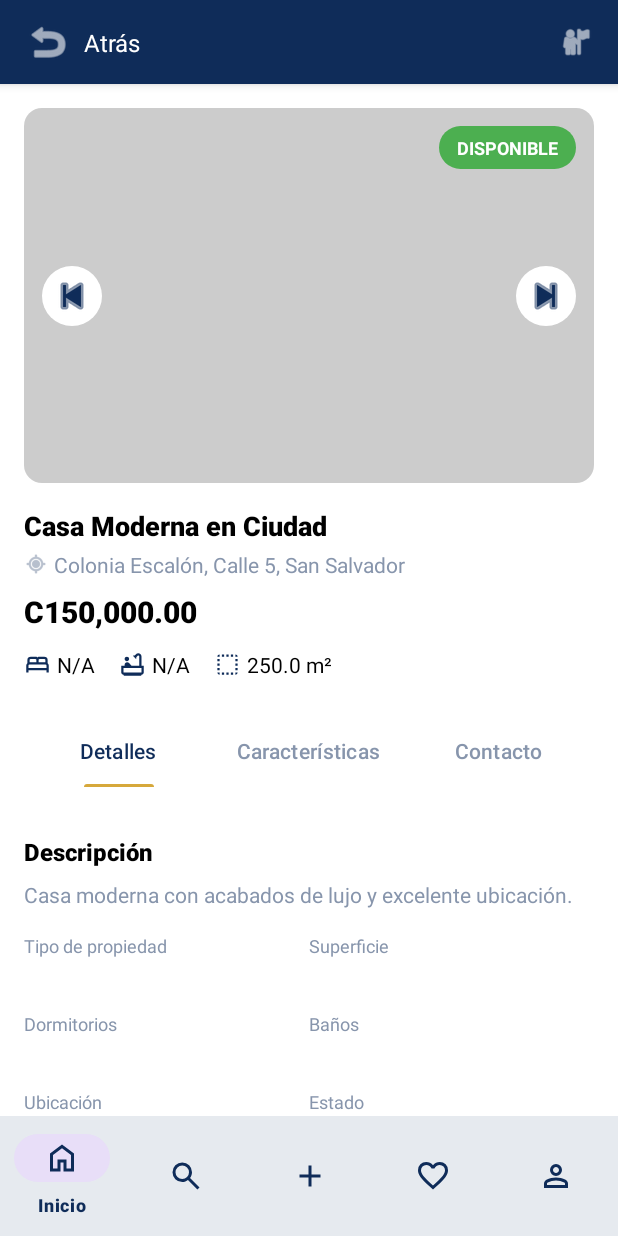
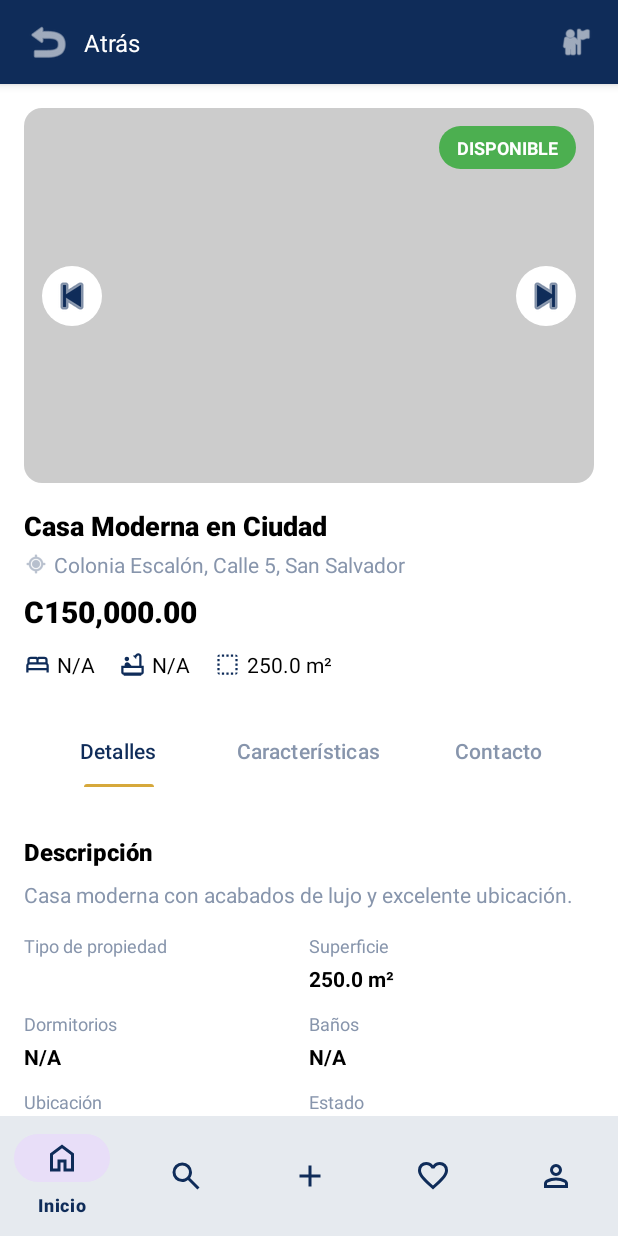
Before and after one commit to EdMendez00/ProyectoPDM2025GT2Grupo3VentadeBienesRaces, an Android app: the screen it shows after launch once a user with an empty profile is signed in (PropiedadDetalleActivity), after a tap on "Casa Moderna en Ciudad", on a phone screen of 412 x 824 dp. Run offline under Robolectric (Android 15) with nearby library versions, the light colour scheme and no system bars; our stand-ins replace Firebase (no records; nobody signed in at launch, a user with empty details on screens opened directly), Room's generated code; pictures from the network do not load.

Commit message:
Agrega tipo de propiedad y detalles adicionales en la pantalla de detalle. #8

```diff
--- a/app/src/main/java/com/example/proyectopdm2025_gt2_grupo3_ventadebienesraces/PropiedadDetalleActivity.kt
+++ b/app/src/main/java/com/example/proyectopdm2025_gt2_grupo3_ventadebienesraces/PropiedadDetalleActivity.kt
@@ -61,6 +61,14 @@ class PropiedadDetalleActivity : AppCompatActivity() {
         layoutDetalles = findViewById(R.id.layoutDetalles)
         layoutCaracteristicas = findViewById(R.id.layoutCaracteristicas)
         layoutContacto = findViewById(R.id.layoutContacto)
+
+        // Referencias a los TextView de detalles adicionales
+        val tvTipoPropiedad = findViewById<TextView>(R.id.tvTipoPropiedad)
+        val tvSuperficie = findViewById<TextView>(R.id.tvSuperficie)
+        val tvDormitoriosDetalle = findViewById<TextView>(R.id.tvDormitoriosDetalle)
+        val tvBanosDetalle = findViewById<TextView>(R.id.tvBanosDetalle)
+        val tvUbicacionDetalle = findViewById<TextView>(R.id.tvUbicacionDetalle)
+        val tvEstadoDetalle = findViewById<TextView>(R.id.tvEstadoDetalle)
 
         // Configurar el botón de retroceso
         btnBack.setOnClickListener {
@@ -134,6 +142,14 @@ class PropiedadDetalleActivity : AppCompatActivity() {
         tvBanos.text = if (banos > 0) "$banos" else "N/A"
         tvArea.text = "$area m²"
 
+        // Asignar valores a los detalles adicionales
+        tvTipoPropiedad.text = intent.getStringExtra("PROPIEDAD_TIPO") ?: "N/A"
+        tvSuperficie.text = if (area > 0) "$area m²" else "N/A"
+        tvDormitoriosDetalle.text = if (habitaciones > 0) "$habitaciones" else "N/A"
+        tvBanosDetalle.text = if (banos > 0) "$banos" else "N/A"
+        tvUbicacionDetalle.text = direccion
+        tvEstadoDetalle.text = estado
+
         // Agregar las características dinámicamente a la sección de características
         if (caracteristicas.isNotEmpty()) {
             // Aquí podrías agregar código para añadir características dinámicamente a la sección
--- a/app/src/main/java/com/example/proyectopdm2025_gt2_grupo3_ventadebienesraces/adapters/PublicacionAdapter.kt
+++ b/app/src/main/java/com/example/proyectopdm2025_gt2_grupo3_ventadebienesraces/adapters/PublicacionAdapter.kt
@@ -126,6 +126,7 @@ class PublicacionAdapter(
                     putExtra("PROPIEDAD_BANOS", propiedad.banos)
                     putExtra("PROPIEDAD_ESTADO", propiedad.estado)
                     putExtra("PROPIEDAD_CONTACTO", propiedad.medioContacto)
+                    putExtra("PROPIEDAD_TIPO", propiedad.tipoPropiedad ?: "N/A")
 
                     // Pasar imagen principal si existe
                     if (propiedad.imagenes.isNotEmpty()) {
--- a/app/src/main/java/com/example/proyectopdm2025_gt2_grupo3_ventadebienesraces/model/Propiedad.kt
+++ b/app/src/main/java/com/example/proyectopdm2025_gt2_grupo3_ventadebienesraces/model/Propiedad.kt
@@ -21,7 +21,8 @@ data class Propiedad(
     val vendedorId: String = "",
     val fechaPublicacion: Date = Date(),
     val dormitorios: Int = 0,
-    val banos: Int = 0
+    val banos: Int = 0,
+    val tipoPropiedad: String = ""
 )
 
 @IgnoreExtraProperties
--- a/app/src/main/java/com/example/proyectopdm2025_gt2_grupo3_ventadebienesraces/viewmodel/PropiedadViewModel.kt
+++ b/app/src/main/java/com/example/proyectopdm2025_gt2_grupo3_ventadebienesraces/viewmodel/PropiedadViewModel.kt
@@ -139,6 +139,7 @@ fun com.example.proyectopdm2025_gt2_grupo3_ventadebienesraces.local.entity.Propi
         vendedorId = this.vendedorId,
         fechaPublicacion = this.fechaPublicacion,
         dormitorios = this.dormitorios,
-        banos = this.banos
+        banos = this.banos,
+        tipoPropiedad = this.tipoPropiedad
     )
 }
```
